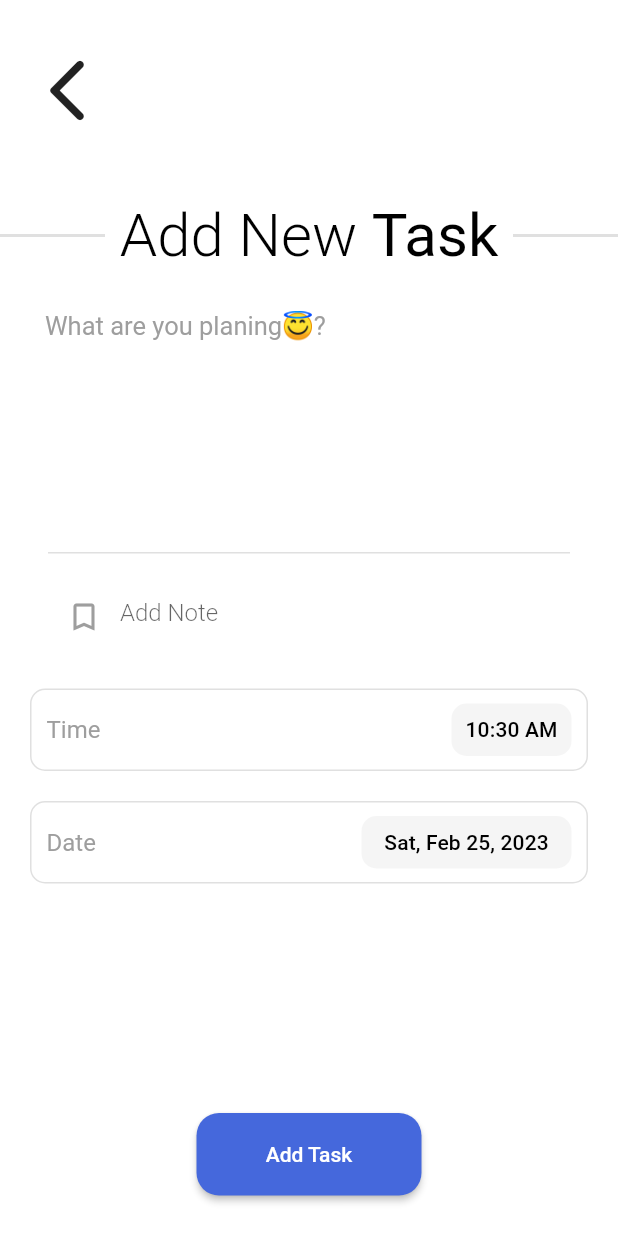
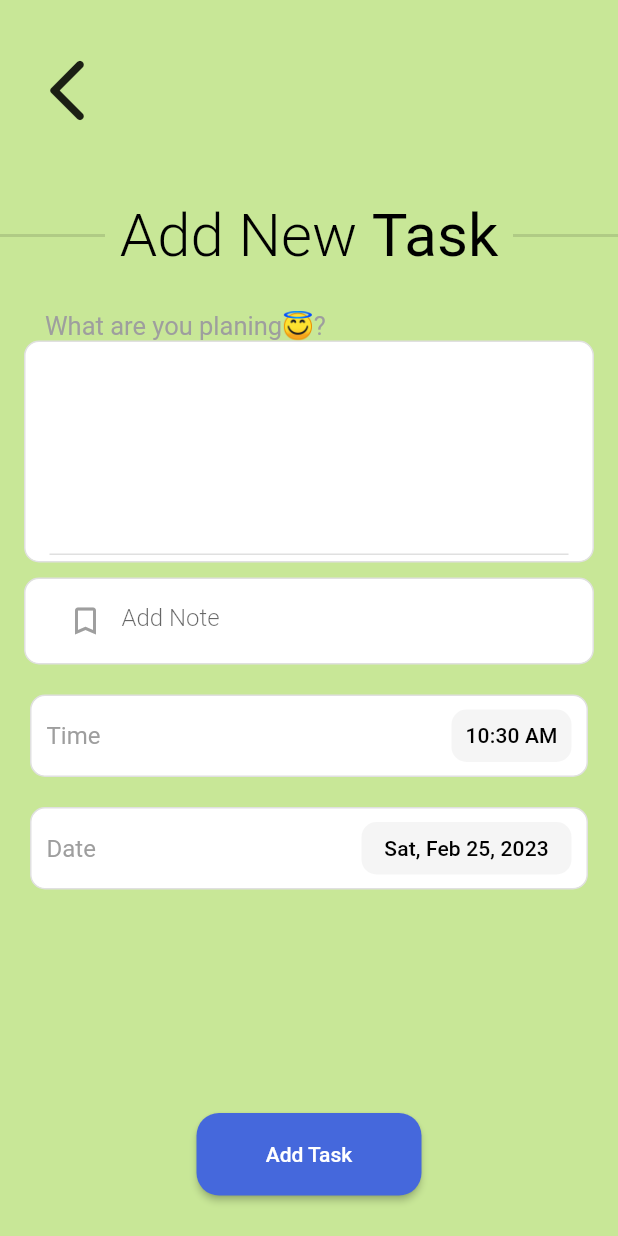
Before and after one commit to TubagusRR/flutter_todolist, a Flutter app: the screen it shows after launch, after a tap on the "add" icon, on a phone screen of 412 x 824 dp. Run offline on Flutter 3.47's test engine with Material 2 defaults, Android fonts, the phone set to English and light mode, and no system bars; our stand-ins replace animate_do, flutter_datetime_picker, flutter_slider_drawer, hive, hive_flutter, lottie; missing offline and left inert: ftoast, panara_dialogs; accounts and stored records are empty.

Commit message:
first push

```diff
--- a/lib/main.dart
+++ b/lib/main.dart
@@ -61,6 +61,7 @@ class MyApp extends StatelessWidget {
       debugShowCheckedModeBanner: false,
       title: 'Flutter Hive Todo App',
       theme: ThemeData(
+        scaffoldBackgroundColor: const Color.fromARGB(255, 123, 97, 95),
         textTheme: const TextTheme(
           headline1: TextStyle(
             color: Colors.black,
--- a/lib/view/home/home_view.dart
+++ b/lib/view/home/home_view.dart
@@ -61,7 +61,7 @@ class _HomeViewState extends State<HomeView> {
           tasks.sort(((a, b) => a.createdAtDate.compareTo(b.createdAtDate)));
 
           return Scaffold(
-            backgroundColor: Colors.white,
+            backgroundColor: Colors.red,
 
             /// Floating Action Button
             floatingActionButton: const FAB(),
@@ -81,12 +81,14 @@ class _HomeViewState extends State<HomeView> {
                 slider: MySlider(),
 
                 /// Main Body
+                child: Container(
+                  color: const Color(0xFFc8e797),
                   child: _buildBody(
                     tasks,
                     base,
                     textTheme,
                   ),
-            ),
+                )),
           );
         });
   }
@@ -115,7 +117,8 @@ class _HomeViewState extends State<HomeView> {
                   width: 25,
                   height: 25,
                   child: CircularProgressIndicator(
-                    valueColor: const AlwaysStoppedAnimation(MyColors.primaryColor),
+                    valueColor:
+                        const AlwaysStoppedAnimation(MyColors.primaryColor),
                     backgroundColor: Colors.grey,
                     value: checkDoneTask(tasks) / valueOfTheIndicator(tasks),
                   ),
@@ -262,8 +265,8 @@ class MySlider extends StatelessWidget {
           const SizedBox(
             height: 8,
           ),
-          Text("AmirHossein Bayat", style: textTheme.headline2),
-          Text("junior flutter dev", style: textTheme.headline3),
+          Text("Ahmad Taufik Rahman", style: textTheme.headline2),
+          Text("Mahasiswa Dharma Negara", style: textTheme.headline3),
           Container(
             margin: const EdgeInsets.symmetric(
               vertical: 30,
@@ -304,7 +307,8 @@ class MySlider extends StatelessWidget {
 
 /// My App Bar
 class MyAppBar extends StatefulWidget with PreferredSizeWidget {
-  MyAppBar({Key? key,
+  MyAppBar({
+    Key? key,
     required this.drawerKey,
   }) : super(key: key);
   GlobalKey<SliderDrawerState> drawerKey;
@@ -354,7 +358,9 @@ class _MyAppBarState extends State<MyAppBar>
   @override
   Widget build(BuildContext context) {
     var base = BaseWidget.of(context).dataStore.box;
-    return SizedBox(
+    return Container(
+        color: const Color(0xFFc8e797),
+        child: SizedBox(
           width: double.infinity,
           height: 132,
           child: Padding(
@@ -395,7 +401,7 @@ class _MyAppBarState extends State<MyAppBar>
               ],
             ),
           ),
-    );
+        ));
   }
 }
 
--- a/lib/view/tasks/task_view.dart
+++ b/lib/view/tasks/task_view.dart
@@ -141,7 +141,7 @@ class _TaskViewState extends State<TaskView> {
     return GestureDetector(
       onTap: () => FocusManager.instance.primaryFocus?.unfocus(),
       child: Scaffold(
-        backgroundColor: Colors.white,
+        backgroundColor: const Color(0xFFc8e797),
         appBar: const MyAppBar(),
         body: SizedBox(
           width: double.infinity,
@@ -266,6 +266,11 @@ class _TaskViewState extends State<TaskView> {
           Container(
             width: MediaQuery.of(context).size.width,
             margin: const EdgeInsets.symmetric(horizontal: 16),
+            decoration: BoxDecoration(
+              color: Colors.white,
+              border: Border.all(color: Colors.grey.shade300, width: 1),
+              borderRadius: BorderRadius.circular(10),
+            ),
             child: ListTile(
               title: TextFormField(
                 controller: widget.taskControllerForTitle,
@@ -299,12 +304,18 @@ class _TaskViewState extends State<TaskView> {
           Container(
             width: MediaQuery.of(context).size.width,
             margin: const EdgeInsets.symmetric(horizontal: 16),
+            decoration: BoxDecoration(
+              color: Colors.white,
+              border: Border.all(color: Colors.grey.shade300, width: 1),
+              borderRadius: BorderRadius.circular(10),
+            ),
             child: ListTile(
               title: TextFormField(
                 controller: widget.taskControllerForSubtitle,
                 style: const TextStyle(color: Colors.black),
                 decoration: InputDecoration(
-                  prefixIcon: const Icon(Icons.bookmark_border, color: Colors.grey),
+                  prefixIcon:
+                      const Icon(Icons.bookmark_border, color: Colors.grey),
                   border: InputBorder.none,
                   counter: Container(),
                   hintText: MyString.addNote,
```
Lines whose indentation alone changed are shown as unchanged.
